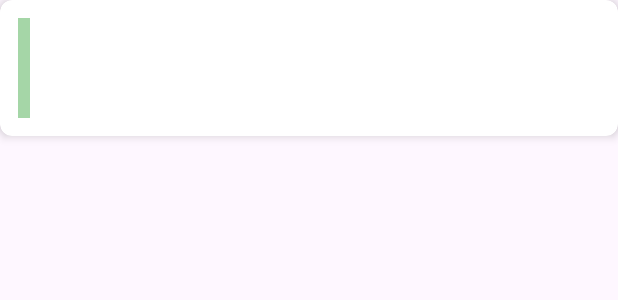
After one commit to MykhailoYablon/SimpleNotes, an Android app built with Jetpack Compose: the layout item_note.xml on its own in the app's theme, with its tools: preview values and no code run, on a phone screen of 412 x 824 dp. The commit adds this screen. Shown: the top 300 px of the screen. Run offline under Robolectric (Android 15) with nearby library versions, the phone set to English and light mode, and no system bars.

Commit message:
Initial structure

```diff
--- /dev/null
+++ b/app/src/main/res/layout/item_note.xml
@@ -0,0 +1,58 @@
+<?xml version="1.0" encoding="utf-8"?>
+<androidx.cardview.widget.CardView xmlns:android="http://schemas.android.com/apk/res/android"
+    xmlns:card_view="http://schemas.android.com/apk/res-auto"
+    android:layout_width="match_parent"
+    android:layout_height="wrap_content"
+    android:layout_marginBottom="8dp"
+    card_view:cardCornerRadius="8dp"
+    card_view:cardElevation="4dp">
+
+    <LinearLayout
+        android:layout_width="match_parent"
+        android:layout_height="wrap_content"
+        android:orientation="horizontal"
+        android:padding="12dp">
+
+        <View
+            android:id="@+id/viewColor"
+            android:layout_width="8dp"
+            android:layout_height="match_parent"
+            android:layout_marginEnd="12dp"
+            android:background="#A5D6A7" />
+
+        <LinearLayout
+            android:layout_width="0dp"
+            android:layout_height="wrap_content"
+            android:layout_weight="1"
+            android:orientation="vertical">
+
+            <TextView
+                android:id="@+id/textTitle"
+                android:layout_width="wrap_content"
+                android:layout_height="wrap_content"
+                android:textStyle="bold"
+                android:textSize="18sp"
+                android:textColor="@android:color/black"
+                android:maxLines="1"
+                android:ellipsize="end" />
+
+            <TextView
+                android:id="@+id/textPreview"
+                android:layout_width="wrap_content"
+                android:layout_height="wrap_content"
+                android:textSize="14sp"
+                android:textColor="@android:color/darker_gray"
+                android:maxLines="2"
+                android:ellipsize="end"
+                android:layout_marginTop="2dp" />
+
+            <TextView
+                android:id="@+id/textDate"
+                android:layout_width="wrap_content"
+                android:layout_height="wrap_content"
+                android:textSize="12sp"
+                android:textColor="@android:color/darker_gray"
+                android:layout_marginTop="4dp" />
+        </LinearLayout>
+    </LinearLayout>
+</androidx.cardview.widget.CardView>
```
Also changed, not shown: app/build.gradle.kts (+10 -0 lines), app/src/main/java/com/example/simplenotes/MainActivity.kt (+26 -46 lines), app/src/main/java/com/example/simplenotes/Note.kt (added, +13 -0 lines), app/src/main/java/com/example/simplenotes/NoteAdapter.kt (added, +46 -0 lines), app/src/main/java/com/example/simplenotes/NoteDao.kt (added, +19 -0 lines), app/src/main/java/com/example/simplenotes/NoteDatabase.kt (added, +28 -0 lines), app/src/main/java/com/example/simplenotes/NoteRepository.kt (added, +19 -0 lines), app/src/main/java/com/example/simplenotes/NoteViewModel.kt (added, +30 -0 lines), app/src/main/res/layout/activity_main.xml (+6 -22 lines), gradle/libs.versions.toml (+8 -0 lines).
